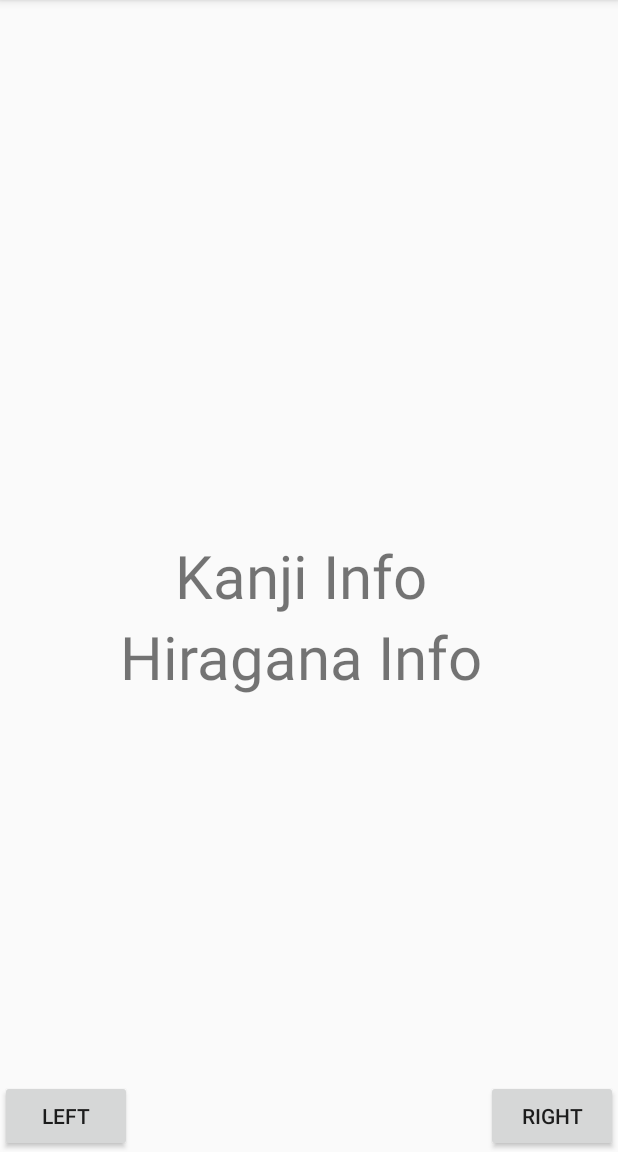
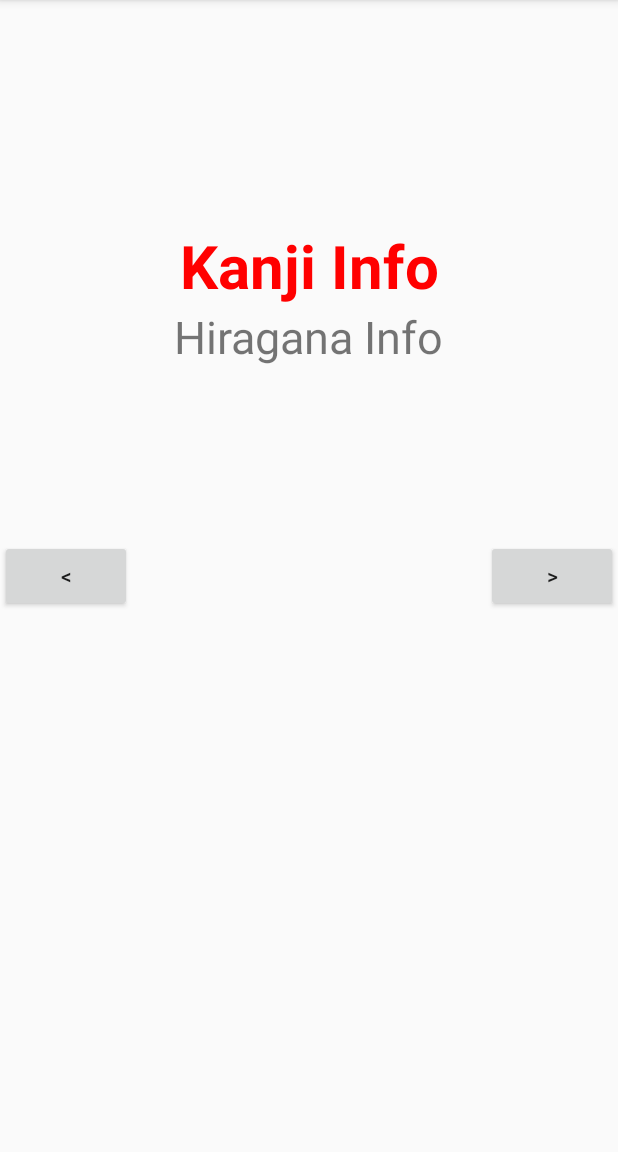
Before and after one commit to hasangsu/JLPT_Vocabulary_Memorize, an Android app: the CVocabularyInfomationActivity screen opened directly, with no data from a screen before it, on a phone screen of 412 x 824 dp, the part 84-1236 px from its top. Run offline under Robolectric (Android 15) with nearby library versions, the phone set to English and light mode, and no system bars.

```diff
--- a/app/src/main/res/layout/activity_c_vocalbulary_infomation.xml
+++ b/app/src/main/res/layout/activity_c_vocalbulary_infomation.xml
@@ -8,7 +8,7 @@
     android:gravity="center"
     tools:context=".CVocabularyInfomationActivity">
 
-    <RelativeLayout
+    <androidx.constraintlayout.widget.ConstraintLayout
         android:layout_width="match_parent"
         android:layout_height="match_parent">
 
@@ -16,36 +16,45 @@
             android:id="@+id/kanji_text"
             android:layout_width="wrap_content"
             android:layout_height="wrap_content"
-            android:text="Kanji Info "
+            android:layout_marginTop="150dp"
+            android:text="Kanji Info"
             android:textSize="40dp"
-            android:layout_centerVertical="true"
-            android:layout_centerHorizontal="true"/>
+            android:textStyle="bold"
+            android:textColor="@color/colorRed"
+            app:layout_constraintBottom_toTopOf="@+id/hiragana_text"
+            app:layout_constraintLeft_toLeftOf="parent"
+            app:layout_constraintRight_toRightOf="parent"
+            app:layout_constraintTop_toTopOf="parent" />
 
         <TextView
             android:id="@+id/hiragana_text"
             android:layout_width="wrap_content"
             android:layout_height="wrap_content"
-            android:text="Hiragana Info "
-            android:textSize="40dp"
-            android:layout_below="@+id/kanji_text"
-            android:layout_centerHorizontal="true"/>
+            android:layout_centerHorizontal="true"
+            android:text="Hiragana Info"
+            android:textSize="30dp"
+            app:layout_constraintLeft_toLeftOf = "parent"
+            app:layout_constraintRight_toRightOf="parent"
+            app:layout_constraintTop_toBottomOf="@id/kanji_text"/>
 
         <Button
             android:id="@+id/button_left"
             android:layout_width="wrap_content"
             android:layout_height="wrap_content"
-            android:text="Left"
-            android:layout_alignParentBottom="true"
-            android:layout_alignParentLeft="true"/>
+            android:text="&lt;"
+            app:layout_constraintLeft_toLeftOf="parent"
+            app:layout_constraintTop_toTopOf="parent"
+            app:layout_constraintBottom_toBottomOf="parent"/>
 
         <Button
             android:id="@+id/button_right"
             android:layout_width="wrap_content"
             android:layout_height="wrap_content"
-            android:text="Right"
-            android:layout_alignParentBottom="true"
-            android:layout_alignParentRight="true"/>
+            android:text="&gt;"
+            app:layout_constraintRight_toRightOf="parent"
+            app:layout_constraintTop_toTopOf="parent"
+            app:layout_constraintBottom_toBottomOf="parent"/>
 
-    </RelativeLayout>
+    </androidx.constraintlayout.widget.ConstraintLayout>
 
 </LinearLayout>
--- a/app/src/main/res/values/colors.xml
+++ b/app/src/main/res/values/colors.xml
@@ -4,4 +4,5 @@
     <color name="colorPrimaryDark">#3700B3</color>
     <color name="colorAccent">#03DAC5</color>
     <color name="colorWhite">#FFFFFF</color>
+    <color name="colorRed">#FF0000</color>
 </resources>
```
Also changed, not shown: 1 other file.
